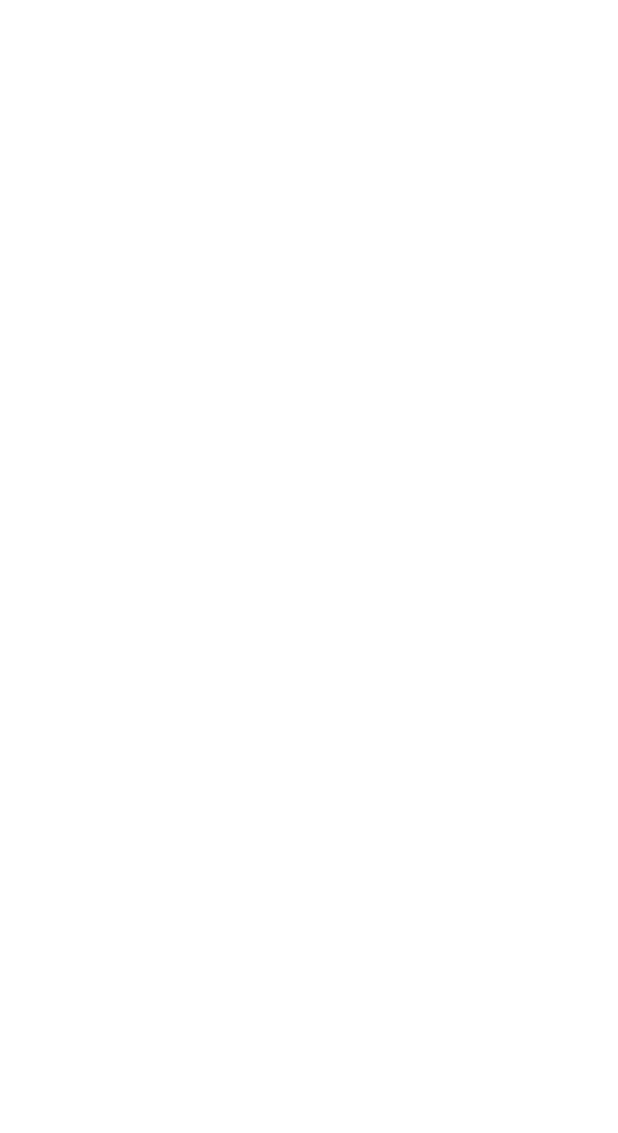
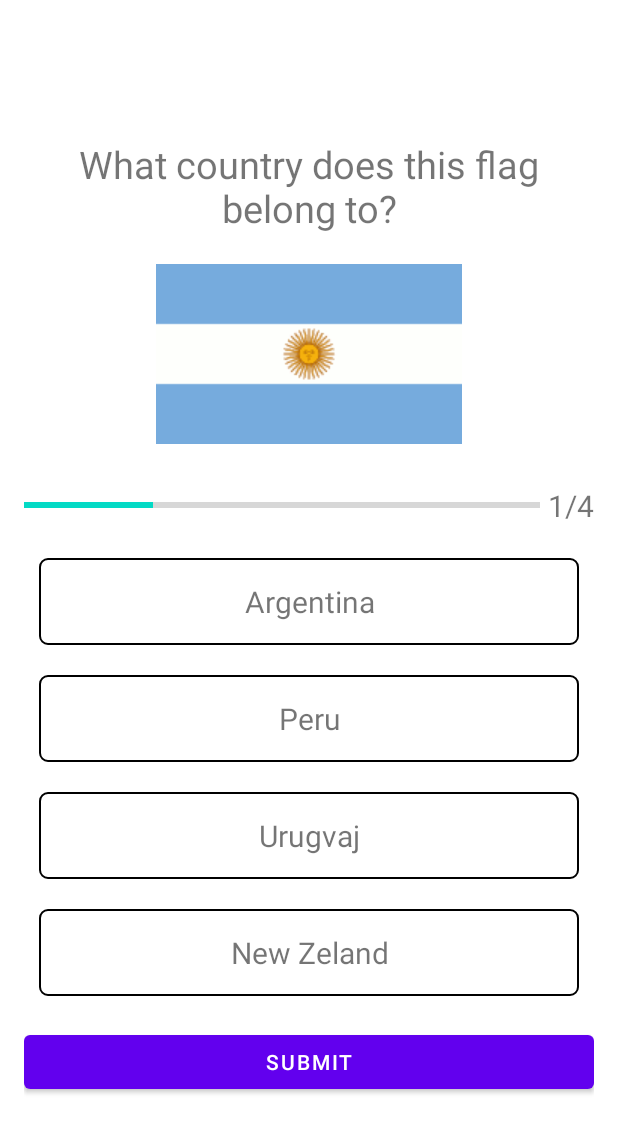
Before and after one commit to zuna21/QuizGame-basic-androidApp, an Android app: the QuizQuestionsActivity screen opened directly, with no data from a screen before it, on a phone screen of 412 x 824 dp. Before the commit the part shown is empty. Shown: the top 1133 px of the screen. Run offline under Robolectric (Android 15) with nearby library versions, the phone set to English and light mode, and no system bars.

Commit message:
add first question

```diff
--- a/app/src/main/java/com/example/quizgame/QuizQuestionsActivity.kt
+++ b/app/src/main/java/com/example/quizgame/QuizQuestionsActivity.kt
@@ -2,13 +2,54 @@ package com.example.quizgame
 
 import androidx.appcompat.app.AppCompatActivity
 import android.os.Bundle
+import android.util.Log
+import android.widget.ImageView
+import android.widget.ProgressBar
+import android.widget.TextView
 
 class QuizQuestionsActivity : AppCompatActivity() {
+
+    private var tvQuestion: TextView? = null
+    private var ivImage: ImageView? = null
+    private var pbProgressBar: ProgressBar? = null
+    private var tvProgressBar: TextView? = null
+    private var tvOptionOne: TextView? = null
+    private var tvOptionTwo: TextView? = null
+    private var tvOptionThree: TextView? = null
+    private var tvOptionFour: TextView? = null
+
+
     override fun onCreate(savedInstanceState: Bundle?) {
         super.onCreate(savedInstanceState)
         setContentView(R.layout.activity_quiz_questions)
 
+        tvQuestion = findViewById(R.id.tvQuestion)
+        ivImage = findViewById(R.id.ivImage)
+        pbProgressBar = findViewById(R.id.pbProgressBar)
+        tvProgressBar = findViewById(R.id.tvProgressBar)
+        tvOptionOne = findViewById(R.id.tvOptionOne)
+        tvOptionTwo = findViewById(R.id.tvOptionTwo)
+        tvOptionThree = findViewById(R.id.tvOptionThree)
+        tvOptionFour = findViewById(R.id.tvOptionFour)
+
         val questionsList = Constants.getQuestions()
+
+        for(i in questionsList) {
+            Log.e("Question: ", i.question)
+        }
+
+        var currentPosition = 1
+        var currentQuestion: Question = questionsList[currentPosition - 1]
+        tvQuestion?.text = currentQuestion.question
+        ivImage?.setImageResource(currentQuestion.image)
+        pbProgressBar?.progress = currentPosition
+        var progress: String = "$currentPosition/${questionsList.size}"
+        tvProgressBar?.text = progress
+        tvOptionOne?.text = currentQuestion.optionOne
+        tvOptionTwo?.text = currentQuestion.optionTwo
+        tvOptionThree?.text = currentQuestion.optionThree
+        tvOptionFour?.text = currentQuestion.optionFour
+
 
     }
 }
--- /dev/null
+++ b/app/src/main/res/drawable/default_option_border_bg.xml
@@ -0,0 +1,8 @@
+<?xml version="1.0" encoding="utf-8"?>
+<shape xmlns:android="http://schemas.android.com/apk/res/android"
+    android:shape="rectangle"
+    >
+    <stroke android:width="1dp" />
+    <corners android:radius="5dp" />
+    <solid android:color="@color/white" />
+</shape>
--- a/app/src/main/res/layout/activity_quiz_questions.xml
+++ b/app/src/main/res/layout/activity_quiz_questions.xml
@@ -1,9 +1,122 @@
 <?xml version="1.0" encoding="utf-8"?>
-<androidx.constraintlayout.widget.ConstraintLayout xmlns:android="http://schemas.android.com/apk/res/android"
-    xmlns:app="http://schemas.android.com/apk/res-auto"
+<ScrollView xmlns:android="http://schemas.android.com/apk/res/android"
     xmlns:tools="http://schemas.android.com/tools"
     android:layout_width="match_parent"
     android:layout_height="match_parent"
+    android:fillViewport="true"
     tools:context=".QuizQuestionsActivity">
 
-</androidx.constraintlayout.widget.ConstraintLayout>
+    <LinearLayout
+        android:layout_width="match_parent"
+        android:layout_height="wrap_content"
+        android:orientation="vertical"
+        android:gravity="center"
+        android:padding="16dp"
+        >
+        <TextView
+            android:id="@+id/tvQuestion"
+            android:layout_width="match_parent"
+            android:layout_height="wrap_content"
+            android:gravity="center"
+            android:textSize="25sp"
+            tools:text="Which country does this flag belong to?"
+            />
+
+        <ImageView
+            android:id="@+id/ivImage"
+            android:layout_width="match_parent"
+            android:layout_height="wrap_content"
+            tools:src="@drawable/ic_flag_of_brazil"
+            android:paddingTop="20dp"
+            android:contentDescription="@string/quiz_image"
+            />
+
+        <LinearLayout
+            android:layout_width="match_parent"
+            android:layout_height="wrap_content"
+            android:gravity="center_vertical"
+            android:orientation="horizontal"
+            android:layout_marginTop="16dp"
+            >
+            <ProgressBar
+                android:id="@+id/pbProgressBar"
+                android:layout_width="0dp"
+                android:layout_height="wrap_content"
+                android:layout_weight="1"
+                style="?android:progressBarStyleHorizontal"
+                android:max="4"
+                android:progress="2"
+                android:indeterminate="false"
+                android:minHeight="50dp"
+                />
+            <TextView
+                android:id="@+id/tvProgressBar"
+                android:layout_width="wrap_content"
+                android:layout_height="match_parent"
+                tools:text="0/4"
+                android:textSize="20sp"
+                android:gravity="center_vertical"
+                android:layout_marginStart="5dp"
+                />
+
+        </LinearLayout>
+
+        <TextView
+            android:id="@+id/tvOptionOne"
+            android:layout_width="match_parent"
+            android:layout_height="wrap_content"
+            android:layout_margin="10dp"
+            android:gravity="center"
+            android:padding="15dp"
+            android:background="@drawable/default_option_border_bg"
+            android:textSize="20sp"
+            tools:text="Apple"
+            />
+
+        <TextView
+            android:id="@+id/tvOptionTwo"
+            android:layout_width="match_parent"
+            android:layout_height="wrap_content"
+            android:layout_margin="10dp"
+            android:gravity="center"
+            android:padding="15dp"
+            android:background="@drawable/default_option_border_bg"
+            android:textSize="20sp"
+            tools:text="Apple"
+            />
+
+        <TextView
+            android:id="@+id/tvOptionThree"
+            android:layout_width="match_parent"
+            android:layout_height="wrap_content"
+            android:layout_margin="10dp"
+            android:gravity="center"
+            android:padding="15dp"
+            android:background="@drawable/default_option_border_bg"
+            android:textSize="20sp"
+            tools:text="Apple"
+            />
+
+        <TextView
+            android:id="@+id/tvOptionFour"
+            android:layout_width="match_parent"
+            android:layout_height="wrap_content"
+            android:layout_margin="10dp"
+            android:gravity="center"
+            android:padding="15dp"
+            android:background="@drawable/default_option_border_bg"
+            android:textSize="20sp"
+            tools:text="Apple"
+            />
+
+        <Button
+            android:id="@+id/btnSubmit"
+            android:layout_width="match_parent"
+            android:layout_height="wrap_content"
+            android:text="@string/submit"
+            android:layout_marginTop="10dp"
+            />
+
+    </LinearLayout>
+
+</ScrollView>
--- a/app/src/main/res/values/strings.xml
+++ b/app/src/main/res/values/strings.xml
@@ -1,4 +1,6 @@
 <resources>
     <string name="app_name">QuizGame</string>
     <string name="e_g_adir">e.g. Adir</string>
+    <string name="quiz_image">Quiz Image</string>
+    <string name="submit">SUBMIT</string>
 </resources>
```
